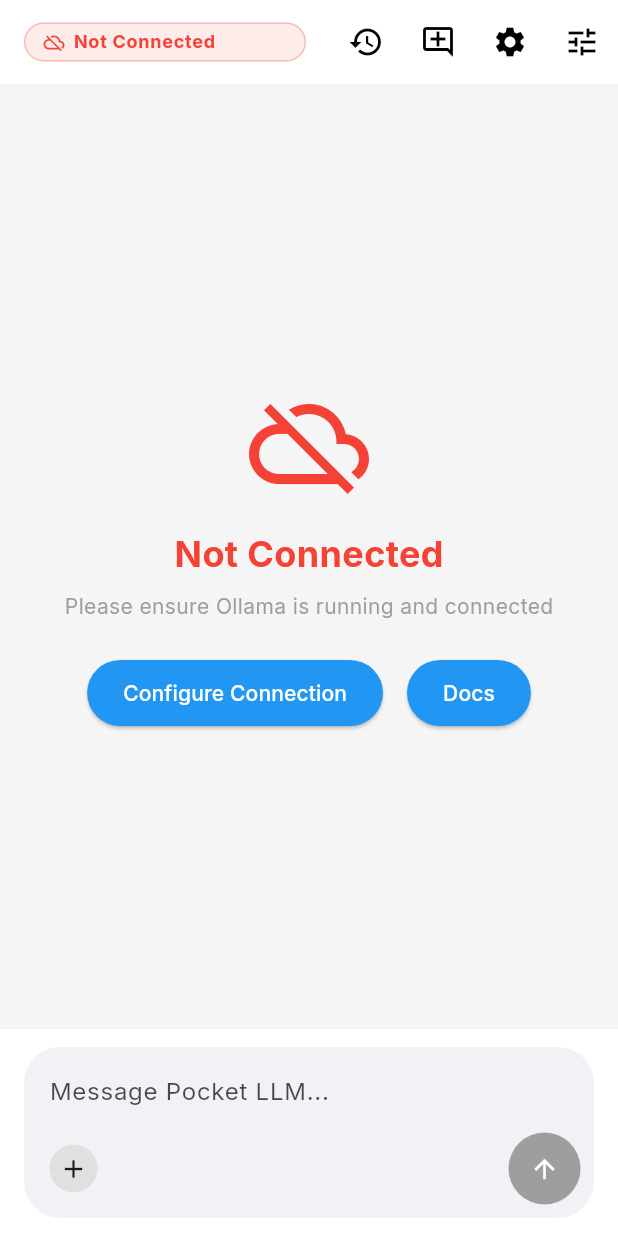
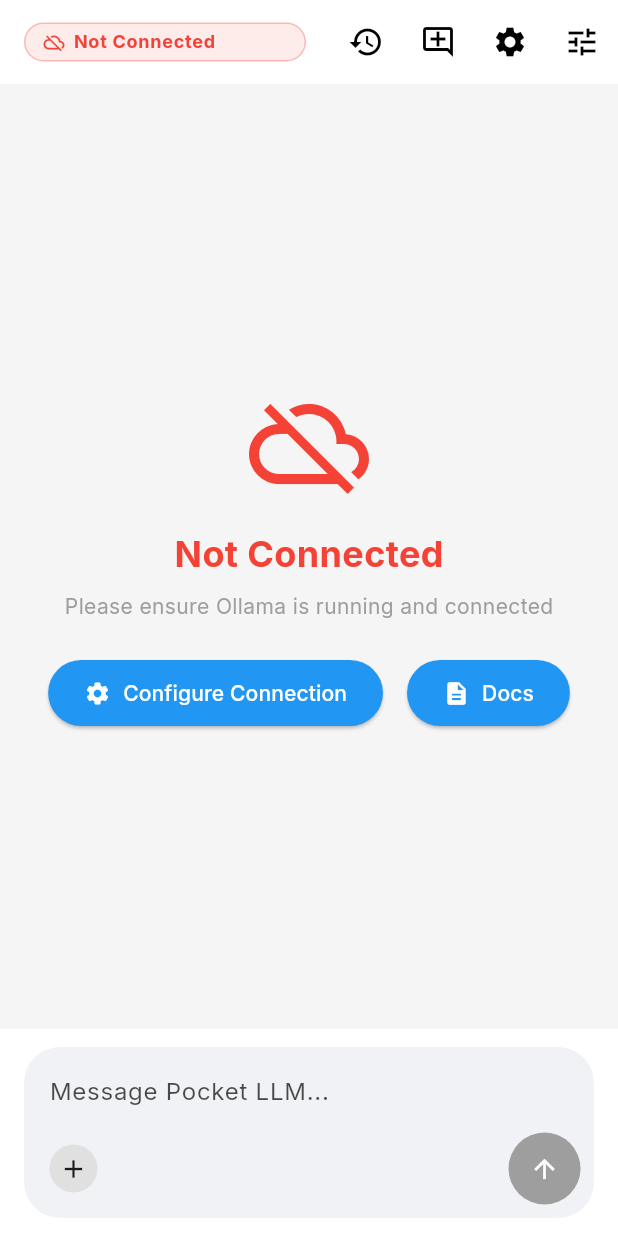
Before and after one commit to PocketLLM/pocketllm-lite, a Flutter app: the ChatScreen screen opened by its route, on a phone screen of 412 x 824 dp. Run offline on Flutter 3.47's test engine with Material 3 defaults, Android fonts, the phone set to English and light mode, and no system bars; our stand-ins replace connectivity_plus, flutter_colorpicker, flutter_markdown, flutter_native_splash, flutter_riverpod, go_router and 7 more; accounts and stored records are empty; network calls fail.

Commit message:
feat(ux): add icons to primary action buttons in chat interface

```diff
--- a/lib/features/chat/presentation/widgets/chat_body.dart
+++ b/lib/features/chat/presentation/widgets/chat_body.dart
@@ -118,8 +118,10 @@ class _ChatBodyState extends ConsumerState<ChatBody> {
                 Row(
                   mainAxisAlignment: MainAxisAlignment.center,
                   children: [
-                    ElevatedButton(
+                    ElevatedButton.icon(
                       onPressed: () => context.push('/settings'),
+                      icon: const Icon(Icons.settings),
+                      label: const Text('Configure Connection'),
                       style: ElevatedButton.styleFrom(
                         backgroundColor: Colors.blue,
                         foregroundColor: Colors.white,
@@ -128,11 +130,12 @@ class _ChatBodyState extends ConsumerState<ChatBody> {
                           vertical: 12,
                         ),
                       ),
-                      child: const Text('Configure Connection'),
                     ),
                     const SizedBox(width: 16),
-                    ElevatedButton(
+                    ElevatedButton.icon(
                       onPressed: () => context.push('/settings/docs'),
+                      icon: const Icon(Icons.description),
+                      label: const Text('Docs'),
                       style: ElevatedButton.styleFrom(
                         backgroundColor: Colors.blue,
                         foregroundColor: Colors.white,
@@ -141,7 +144,6 @@ class _ChatBodyState extends ConsumerState<ChatBody> {
                           vertical: 12,
                         ),
                       ),
-                      child: const Text('Docs'),
                     ),
                   ],
                 ),
--- a/lib/features/chat/presentation/widgets/chat_input.dart
+++ b/lib/features/chat/presentation/widgets/chat_input.dart
@@ -293,7 +293,7 @@ class _ChatInputState extends ConsumerState<ChatInput> {
             onPressed: () => Navigator.pop(context, false),
             child: const Text('Later'),
           ),
-          ElevatedButton(
+          ElevatedButton.icon(
             onPressed: () async {
               // Check internet first
               if (!await adService.hasInternetConnection()) {
@@ -311,11 +311,12 @@ class _ChatInputState extends ConsumerState<ChatInput> {
               }
               if (context.mounted) Navigator.pop(context, true);
             },
+            icon: const Icon(Icons.play_circle),
+            label: const Text('Watch Ad'),
             style: ElevatedButton.styleFrom(
               backgroundColor: Colors.blue, // Blue background
               foregroundColor: Colors.white, // White text
             ),
-            child: const Text('Watch Ad'),
           ),
         ],
       ),
```
